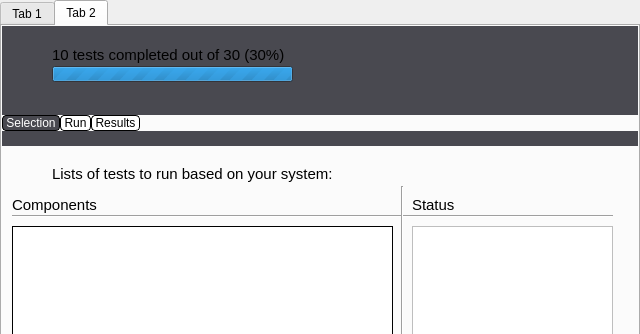
First picture: the form in qt/frontend/qtfront.ui, repository checkbox/checkbox, before the edit; both pictures show x 0 to 640 and y 0 to 334 of the 640 by 480 pixel window.
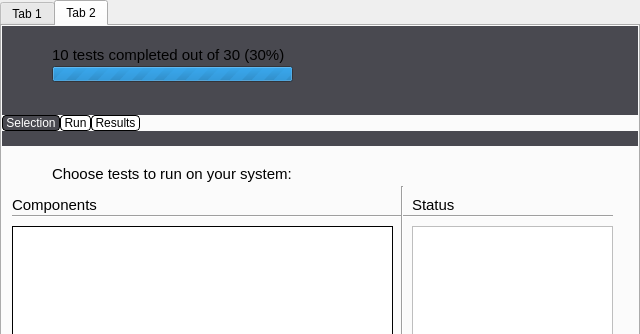
Second picture: the form after the edit. The open tabs and pages were chosen to show the change. Icons and pictures are not drawn.

Commit message:
Updated suites_prompt message according to merge proposal feedback
The same message is consistently displayed in qt, gtk, cli and urwid interfaces.

Patch:
```diff
--- a/qt/frontend/qtfront.ui
+++ b/qt/frontend/qtfront.ui
@@ -478,7 +478,7 @@
               </rect>
              </property>
              <property name="text">
-              <string>Lists of tests to run based on your system:</string>
+              <string>Choose tests to run on your system:</string>
              </property>
             </widget>
             <widget class="Line" name="line">
```
The commit also changes 1 other file.
